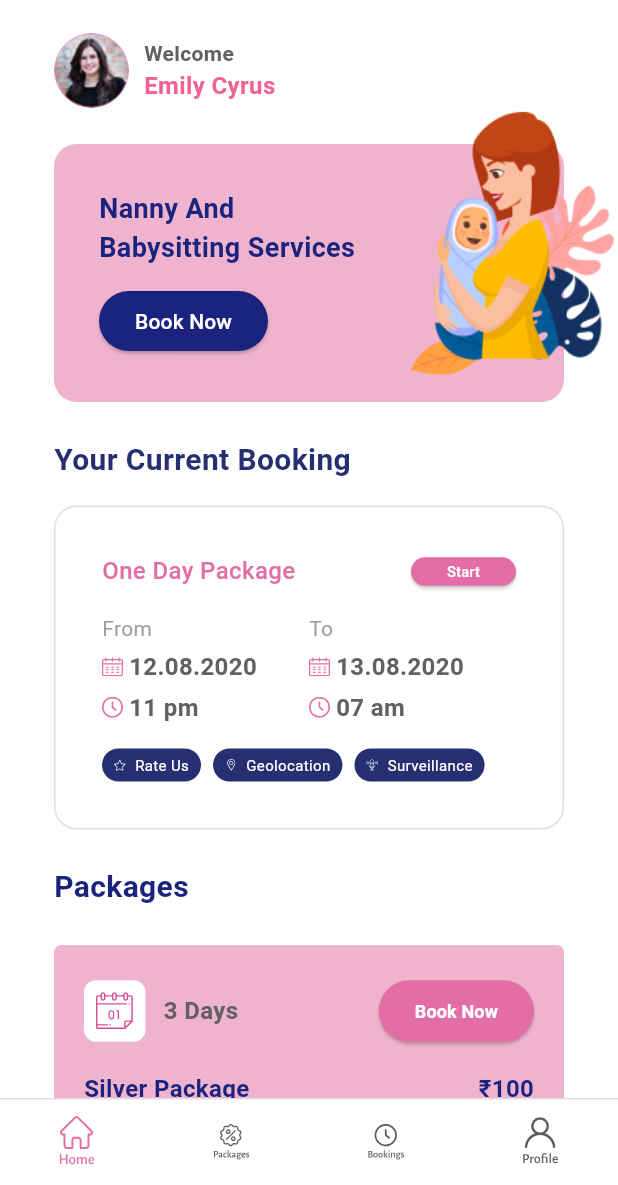
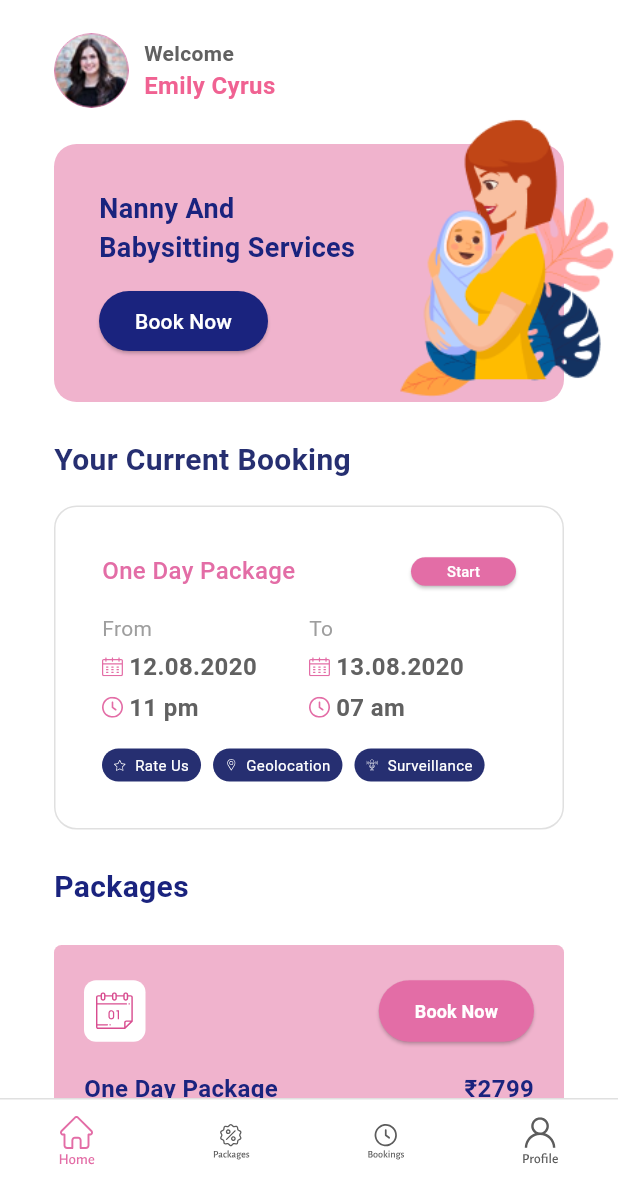
Before and after one commit to ramganesh-123/cartgreek_task, a Flutter app: the screen it shows after launch, on a phone screen of 412 x 824 dp, the part 51-1236 px from its top. Run offline on Flutter 3.47's test engine with Material 3 defaults, Android fonts, the phone set to English and light mode, and no system bars; drawn by our look-alikes of flutter_advanced_drawer; our stand-ins replace flutter_svg, get; Roboto replaces fonts that are missing (AlegreyaSans).

Commit message:
services changed

```diff
--- a/lib/home_page.dart
+++ b/lib/home_page.dart
@@ -1,7 +1,9 @@
-import 'package:cart_greek_task/widgets/customdrawer.dart';
+import 'dart:math';
 import 'package:flutter/material.dart';
 import 'package:flutter_svg/svg.dart';
 import 'package:flutter_advanced_drawer/flutter_advanced_drawer.dart';
+
+import 'package:cart_greek_task/widgets/customdrawer.dart';
 import 'package:cart_greek_task/widgets/bottomnavigation.dart';
 import 'package:cart_greek_task/widgets/listofpackages.dart';
 import 'package:cart_greek_task/widgets/onedaypackages.dart';
@@ -49,7 +51,6 @@ class _HomeScreenState extends State<HomeScreen> {
       drawer: const CustomDrawer(),
       child: Scaffold(
         appBar: AppBar(
-          // backgroundColor: Colors.transparent,
           elevation: 0,
           actions: [
             Padding(
--- a/lib/widgets/listofpackages.dart
+++ b/lib/widgets/listofpackages.dart
@@ -12,63 +12,63 @@ class ListOfPackages extends StatelessWidget {
     //   {'name': 'Gold Package', 'price': 200, 'duration': '5 Days'},
     //   {'name': 'Platinum Package', 'price': 300, 'duration': '7 Days'},
     // ];
+    final List<Map<String, dynamic>> packages = [
+      {
+        'name': 'One Day Package',
+        'price': '2799',
+        // 'color': AppColors.nine,
+        // 'duration': '1 Day',
+        'description':
+            'Lorem ipsum dolor sit amet, consetetur sadipscing elitr, sed diam nonumy eirmod tempor invidunt ut labore et dolore magna aliquyam'
+      },
+      {
+        'name': 'Three Day Package',
+        'price': '7999',
+        // 'color': AppColors.eight,
+        // 'duration': '3 Days', // Added missing duration
+        'description':
+            'Lorem ipsum dolor sit amet, consetetur sadipscing elitr, sed diam nonumy eirmod tempor invidunt ut labore et dolore magna aliquyam'
+      },
+      {
+        'name': 'Five Day Package',
+        'price': '12999',
+        // 'color': AppColors.nine,
+        // 'duration': '5 Days', // Added missing duration
+        'description':
+            'Lorem ipsum dolor sit amet, consetetur sadipscing elitr, sed diam nonumy eirmod tempor invidunt ut labore et dolore magna aliquyam'
+      },
+      {
+        'name': 'Weekend Package',
+        'price': '5999',
+        // 'color': AppColors.eight,
+        //'duration': '2 Days',
+        'description':
+            'Lorem ipsum dolor sit amet, consetetur sadipscing elitr, sed diam nonumy eirmod tempor invidunt ut labore et dolore magna aliquyam'
+      },
+    ];
     // final List<Map<String, dynamic>> packages = [
     //   {
-    //     'name': 'One Day Package',
-    //     'price': '2799',
-    //     'color': AppColors.nine,
-    //     'duration': '1 Day',
-    //     'description':
-    //         'Lorem ipsum dolor sit amet, consetetur sadipscing elitr, sed diam nonumy eirmod tempor invidunt ut labore et dolore magna aliquyam'
+    //     'id': 1,
+    //     'name': 'Silver Package',
+    //     'price': 100,
+    //     'duration': '3 Days',
+    //     'description': 'A budget-friendly package for a short trip.'
     //   },
     //   {
-    //     'name': 'Three Day Package',
-    //     'price': '7999',
-    //     'color': AppColors.eight,
-    //     'duration': '3 Days', // Added missing duration
-    //     'description':
-    //         'Lorem ipsum dolor sit amet, consetetur sadipscing elitr, sed diam nonumy eirmod tempor invidunt ut labore et dolore magna aliquyam'
+    //     'id': 2,
+    //     'name': 'Gold Package',
+    //     'price': 200,
+    //     'duration': '5 Days',
+    //     'description': 'A balanced package for a medium-length trip.'
     //   },
     //   {
-    //     'name': 'Five Day Package',
-    //     'price': '12999',
-    //     'color': AppColors.nine,
-    //     'duration': '5 Days', // Added missing duration
-    //     'description':
-    //         'Lorem ipsum dolor sit amet, consetetur sadipscing elitr, sed diam nonumy eirmod tempor invidunt ut labore et dolore magna aliquyam'
-    //   },
-    //   {
-    //     'name': 'Weekend Package',
-    //     'price': '5999',
-    //     'color': AppColors.eight,
-    //     'duration': '2 Days',
-    //     'description':
-    //         'Lorem ipsum dolor sit amet, consetetur sadipscing elitr, sed diam nonumy eirmod tempor invidunt ut labore et dolore magna aliquyam'
-    //   },
+    //     'id': 3,
+    //     'name': 'Platinum Package',
+    //     'price': 300,
+    //     'duration': '7 Days',
+    //     'description': 'A premium package for an extended vacation.'
+    //   }
     // ];
-    final List<Map<String, dynamic>> packages = [
-      {
-        'id': 1,
-        'name': 'Silver Package',
-        'price': 100,
-        'duration': '3 Days',
-        'description': 'A budget-friendly package for a short trip.'
-      },
-      {
-        'id': 2,
-        'name': 'Gold Package',
-        'price': 200,
-        'duration': '5 Days',
-        'description': 'A balanced package for a medium-length trip.'
-      },
-      {
-        'id': 3,
-        'name': 'Platinum Package',
-        'price': 300,
-        'duration': '7 Days',
-        'description': 'A premium package for an extended vacation.'
-      }
-    ];
 
     return ListView.builder(
       shrinkWrap: true,
@@ -107,7 +107,7 @@ class ListOfPackages extends StatelessWidget {
                           ),
                           const SizedBox(width: 12),
                           Text(
-                            package['duration'],
+                            package['duration'] ?? " ",
                             style: TextStyle(
                               color: Colors.grey[700],
                               fontSize: 16,
--- a/lib/widgets/services.dart
+++ b/lib/widgets/services.dart
@@ -14,12 +14,15 @@ class Services extends StatelessWidget {
       child: Stack(
         clipBehavior: Clip.none,
         children: [
+          const SizedBox(
+            height: 80,
+          ),
           Positioned(
             right: -70,
-            top: -60,
+            top: -55,
             child: Image.asset(
               'assets/Group 3750.png',
-              height: 200,
+              height: 210,
             ),
           ),
           Row(
```
